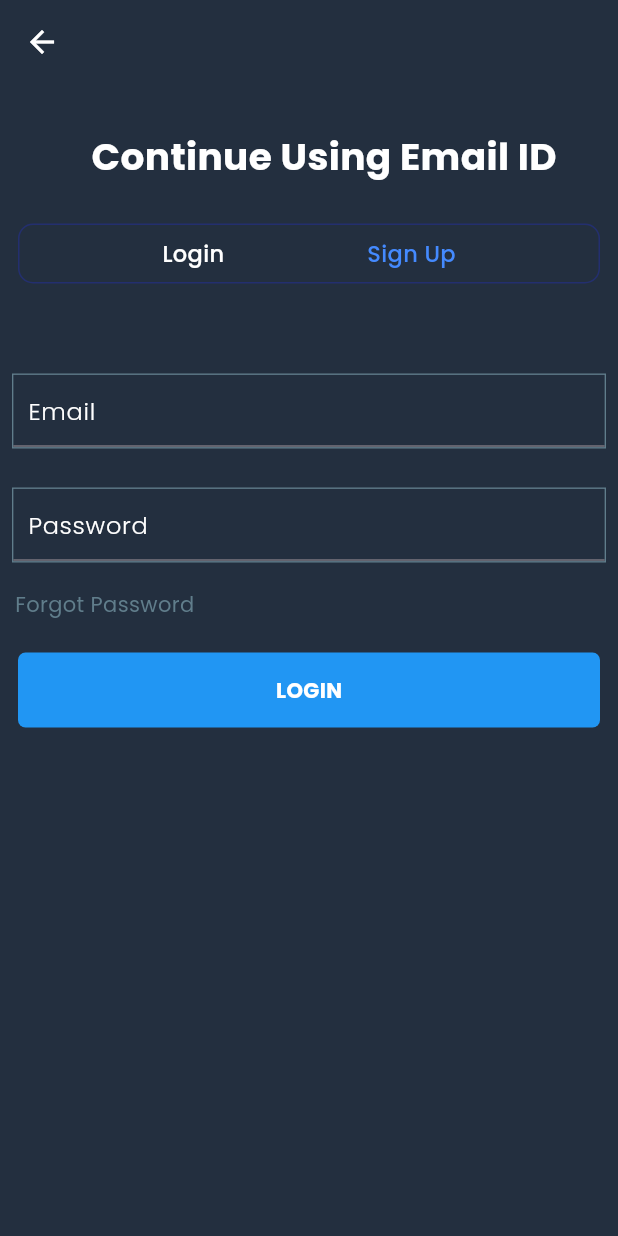
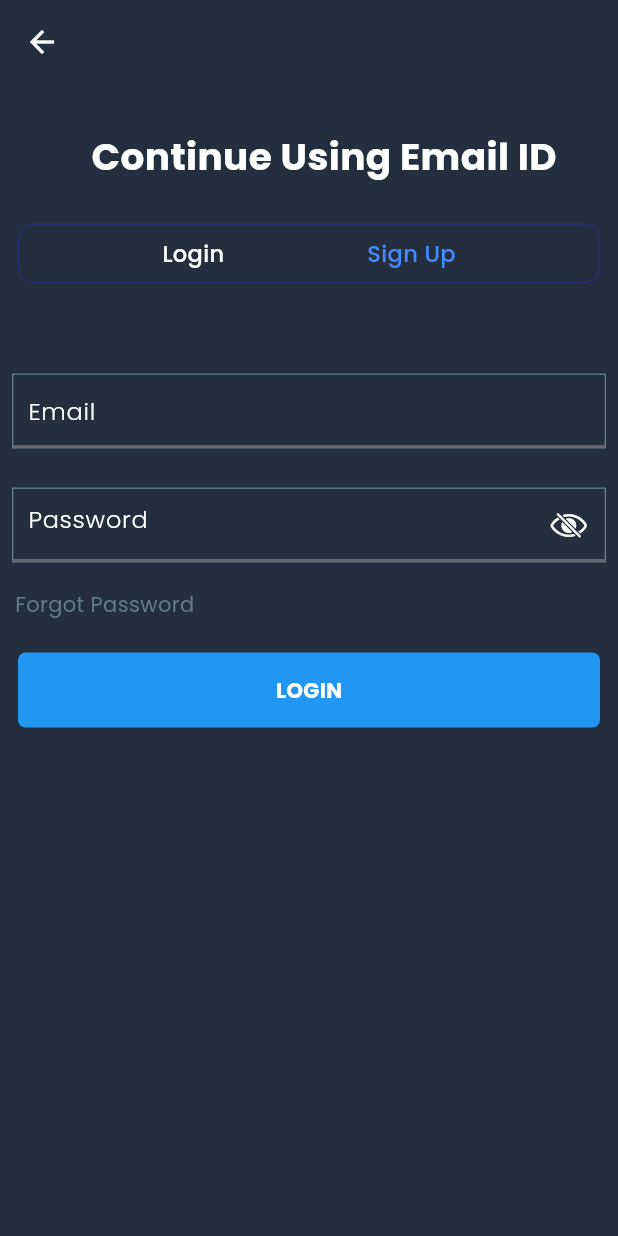
Before and after one commit to BiswayanMazumder/CryptoBase, a Flutter app: the screen it shows after launch, after a tap on "Continue with Email", on a phone screen of 412 x 824 dp. Run offline on Flutter 3.47's test engine with Material 3 defaults, Android fonts, the phone set to English and light mode, and no system bars; our stand-ins replace cloud_firestore, firebase_auth, firebase_core, flutter_svg_provider, google_fonts, google_sign_in; accounts and stored records are empty.

Commit message:
Login Page Started Creating #3

```diff
--- a/lib/Login Page/emaillogin.dart
+++ b/lib/Login Page/emaillogin.dart
@@ -1,3 +1,4 @@
+import 'package:flutter/cupertino.dart';
 import 'package:flutter/material.dart';
 import 'package:google_fonts/google_fonts.dart';
 class EmailLogin extends StatefulWidget {
@@ -14,6 +15,10 @@ class _EmailLoginState extends State<EmailLogin> {
       islogin=!islogin;
       // print(islogin);
     });
+  }
+  bool showpw=false;
+  void hidepw(){
+    showpw=!showpw;
   }
   @override
   Widget build(BuildContext context) {
@@ -92,6 +97,9 @@ class _EmailLoginState extends State<EmailLogin> {
                   border: Border.all(color: Colors.blueGrey,width: 0.9)
                 ),
                 child: TextField(
+                  style: GoogleFonts.poppins(
+                      color: Colors.white
+                  ),
                   decoration: InputDecoration(
                     hintText: '  Email',
                     hintStyle: GoogleFonts.poppins(
@@ -113,8 +121,21 @@ class _EmailLoginState extends State<EmailLogin> {
                     border: Border.all(color: Colors.blueGrey,width: 0.9)
                 ),
                 child: TextField(
+                  obscureText: showpw?false:true,
+                  style: GoogleFonts.poppins(
+                    color: Colors.white
+                  ),
                   decoration: InputDecoration(
                       hintText: '  Password',
+                      suffixIcon: InkWell(
+                        onTap: (){
+                          setState(() {
+                            showpw=!showpw;
+                          });
+                          // print(showpw);
+                        },
+                        child: showpw?Icon(CupertinoIcons.eye,color: Colors.blue,):Icon(CupertinoIcons.eye_slash,color: Colors.white,),
+                      ),
                       hintStyle: GoogleFonts.poppins(
                         color: Colors.white,
                         fontWeight: FontWeight.w300,
```
